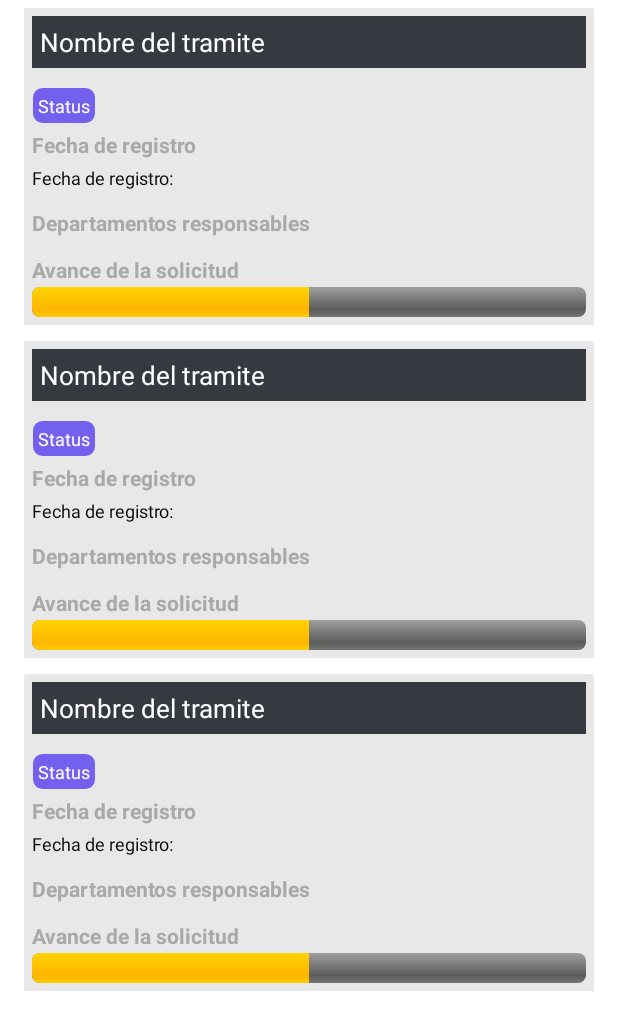
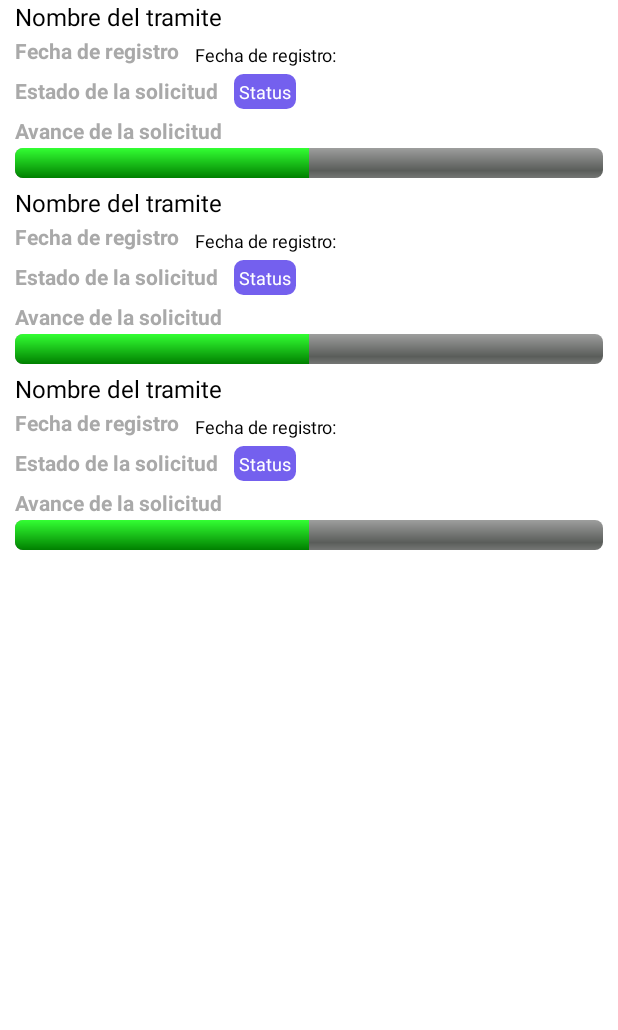
Before and after one commit to csanchez/proyectoAndroid, an Android app: the layout fragment_solicitudes_list.xml on its own in the app's theme, with its tools: preview values and no code run, on a phone screen of 412 x 824 dp. Shown: the top 1030 px of the screen. Run offline under Robolectric (Android 15) with nearby library versions, the phone set to English and light mode, and no system bars.

Commit message:
Se cambiaron los estilos de la lista de solicitudes

```diff
--- a/app/src/main/java/com/example/iisapp/data/model/Solicitud.kt
+++ b/app/src/main/java/com/example/iisapp/data/model/Solicitud.kt
@@ -10,5 +10,10 @@ data class Solicitud(
     @SerializedName("status") var status: String,
     @SerializedName("tramiteUserId") var tramiteUserId: String,
     @SerializedName("startedAt") var startedAt: String,
-    @SerializedName("current_tramite_step_user") var currentStep: Step
+    @SerializedName("current_tramite_step_user") var currentStep: Step,
+    @SerializedName("totalSteps") var totalSteps: Int,
+    @SerializedName("currentStep") var currentStepNumber: Int,
+    @SerializedName("progress") var progress: Int,
+
+
 )
--- a/app/src/main/java/com/example/iisapp/ui/solicitudes/SolicitudesFragment.kt
+++ b/app/src/main/java/com/example/iisapp/ui/solicitudes/SolicitudesFragment.kt
@@ -11,9 +11,11 @@ import android.view.LayoutInflater
 import android.view.View
 import android.view.ViewGroup
 import android.widget.Toast
+import androidx.core.content.ContextCompat
 import androidx.lifecycle.Observer
 import androidx.lifecycle.ViewModelProvider
 import androidx.navigation.findNavController
+import androidx.recyclerview.widget.DividerItemDecoration
 import com.example.iisapp.R
 import com.example.iisapp.databinding.FragmentTramiteItemListBinding
 import com.example.iisapp.ui.placeholder.PlaceholderContent
@@ -61,11 +63,11 @@ class SolicitudesFragment : Fragment() {
                 // Set the adapter
                 if (view is RecyclerView) {
                     with(view) {
-                        /*layoutManager = when {
-                            columnCount <= 1 -> LinearLayoutManager(context)
-                            else -> GridLayoutManager(context, columnCount)
-                        }*/
-                        // adapter = NotificationRecyclerViewAdapter(PlaceholderContent.ITEMS)
+                        val divider = DividerItemDecoration(context, DividerItemDecoration.VERTICAL)
+                        divider.setDrawable(ContextCompat.getDrawable(context,R.drawable.divider)!!)
+
+                        view.addItemDecoration(divider)
+
                         adapter = SolicitudesRecyclerViewAdapter(solicitudesState.success,
                             SolicitudesRecyclerViewAdapter.OnClickListener { position ->
                                 //Toast.makeText(context, "Click en solicitud", Toast.LENGTH_SHORT).show()
--- a/app/src/main/java/com/example/iisapp/ui/solicitudes/SolicitudesRecyclerViewAdapter.kt
+++ b/app/src/main/java/com/example/iisapp/ui/solicitudes/SolicitudesRecyclerViewAdapter.kt
@@ -1,8 +1,10 @@
 package com.example.iisapp.ui.solicitudes
 
+import android.util.Log
 import androidx.recyclerview.widget.RecyclerView
 import android.view.LayoutInflater
 import android.view.ViewGroup
+import android.widget.ProgressBar
 import android.widget.TextView
 import androidx.recyclerview.widget.LinearLayoutManager
 import com.example.iisapp.data.model.Solicitud
@@ -44,10 +46,7 @@ class SolicitudesRecyclerViewAdapter(private val values: List<Solicitud>, privat
         val statusView = binding.status as TextView
         val nameView = binding.name as TextView
         val startedAtView = binding.startedAt as TextView
-
-
-        //val context = binding.root.context
-        //val departmentsList: RecyclerView = binding.tramiteItemListDepartment
+        val progressBar = binding.progressBar as ProgressBar
 
 
 
@@ -56,9 +55,12 @@ class SolicitudesRecyclerViewAdapter(private val values: List<Solicitud>, privat
             statusView.text = solicitud.status
             nameView.text = solicitud.tramiteName
             startedAtView.text = solicitud.startedAt
-            //descripcionView.text = tramite.descripcion
-            //departmentsList.layoutManager = LinearLayoutManager(context, LinearLayoutManager.HORIZONTAL,false)
-            //departmentsList.adapter = TramiteDepartmentsRecyclerViewAdapter(tramite.departments)
+
+            progressBar.progress = solicitud.progress
+
+            Log.d("Solicitudes",solicitud.totalSteps.toString())
+            Log.d("Solicitudes",solicitud.currentStepNumber.toString())
+            Log.d("Solicitudes",solicitud.progress.toString())
         }
 
 
--- /dev/null
+++ b/app/src/main/res/drawable/greenprogress.xml
@@ -0,0 +1,40 @@
+<?xml version="1.0" encoding="utf-8"?>
+<layer-list xmlns:android="http://schemas.android.com/apk/res/android">
+    <item android:id="@android:id/background">
+        <shape>
+            <corners android:radius="5dip" />
+            <gradient
+                android:angle="270"
+                android:centerColor="#ff5a5d5a"
+                android:centerY="0.75"
+                android:endColor="#ff747674"
+                android:startColor="#ff9d9e9d" />
+        </shape>
+    </item>
+
+    <item android:id="@android:id/secondaryProgress">
+        <clip>
+            <shape>
+                <corners android:radius="5dip" />
+                <gradient
+                    android:angle="270"
+                    android:centerColor="#80ffb600"
+                    android:centerY="0.75"
+                    android:endColor="#a0ffcb00"
+                    android:startColor="#80ffd300" />
+            </shape>
+        </clip>
+    </item>
+    <item android:id="@android:id/progress">
+        <clip>
+            <shape>
+                <corners android:radius="5dip" />
+                <gradient
+                    android:angle="270"
+                    android:endColor="#008000"
+                    android:startColor="#33FF33" />
+            </shape>
+        </clip>
+    </item>
+
+</layer-list>
--- a/app/src/main/res/layout/fragment_notification_list.xml
+++ b/app/src/main/res/layout/fragment_notification_list.xml
@@ -6,43 +6,16 @@
     android:layout_height="match_parent"
     tools:context=".ui.notifications.NotificationsFragment">
 
-    <!-- <FrameLayout
-        android:layout_width="fill_parent"
-        android:layout_height="fill_parent"
-        app:layout_constraintLeft_toLeftOf="parent"
-        app:layout_constraintRight_toRightOf="parent"
-        app:layout_constraintTop_toTopOf="parent">
-        <FrameLayout
-            android:layout_width="fill_parent"
-            android:layout_height="wrap_content"
-            android:layout_gravity="center_vertical"
-            >
-            <ProgressBar
-                android:id="@+id/app_progress_bar"
-                android:layout_width="100dp"
-                android:layout_height="100dp"
-
-                android:layout_gravity="center_horizontal"
-                android:indeterminate="true"
-                android:visibility="visible"
-                anima
-                />
-        </FrameLayout>
 
 
-    </FrameLayout> -->
-
-    <androidx.recyclerview.widget.RecyclerView xmlns:android="http://schemas.android.com/apk/res/android"
-        xmlns:app="http://schemas.android.com/apk/res-auto"
-        xmlns:tools="http://schemas.android.com/tools"
+    <androidx.recyclerview.widget.RecyclerView
         android:id="@+id/notifications_list"
         android:name="com.example.iisapp.ui.notifications.NotificationsFragment"
         android:layout_width="match_parent"
         android:layout_height="match_parent"
-        android:layout_marginLeft="16dp"
-        android:layout_marginRight="16dp"
+        android:divider="#ec1886"
+
         app:layoutManager="LinearLayoutManager"
-
-        tools:listitem="@layout/fragment_notification_item_list"
-        android:divider="#ec1886"/>
+        app:layout_constraintStart_toStartOf="parent"
+        tools:listitem="@layout/fragment_notification_item_list" />
 </androidx.constraintlayout.widget.ConstraintLayout>
--- a/app/src/main/res/layout/fragment_solicitud_item_list.xml
+++ b/app/src/main/res/layout/fragment_solicitud_item_list.xml
@@ -1,3 +1,115 @@
+<?xml version="1.0" encoding="utf-8"?>
+<LinearLayout xmlns:android="http://schemas.android.com/apk/res/android"
+    xmlns:app="http://schemas.android.com/apk/res-auto"
+    android:layout_width="match_parent"
+    android:layout_height="wrap_content"
+    xmlns:tools="http://schemas.android.com/tools"
+    android:orientation="vertical"
+    android:paddingLeft="10dp"
+    android:paddingRight="10dp"
+    android:paddingBottom="5dp"
+    >
+
+    <TextView
+        android:id="@+id/name"
+        android:layout_width="fill_parent"
+        android:layout_height="wrap_content"
+        android:text="Nombre del tramite"
+        android:textColor="@color/black"
+        android:textSize="@dimen/title_text_size" />
+
+
+
+    <LinearLayout
+        android:layout_width="match_parent"
+        android:layout_height="wrap_content"
+        android:orientation="horizontal"
+        android:layout_marginBottom="2dp"
+        android:layout_marginTop="2dp">
+
+        <TextView
+            android:layout_width="wrap_content"
+            android:layout_height="wrap_content"
+            android:maxLines="1"
+            android:text="@string/started_at"
+            android:textColor="@color/iis_label"
+            android:textSize="@dimen/iis_label_size"
+            android:textStyle="bold"
+            android:layout_marginRight="10dp"
+            />
+
+        <TextView
+            android:id="@+id/startedAt"
+            android:layout_width="wrap_content"
+            android:layout_height="wrap_content"
+            android:text="Fecha de registro:"
+            android:textSize="12dp"
+            android:layout_marginBottom="2dp"
+            android:layout_marginTop="2dp"
+            android:textColor="@color/black"/>
+    </LinearLayout>
+
+    <LinearLayout
+        android:layout_width="match_parent"
+        android:layout_height="wrap_content"
+        android:orientation="horizontal"
+        android:layout_marginBottom="2dp"
+        android:layout_marginTop="2dp">
+
+        <TextView
+            android:layout_width="wrap_content"
+            android:layout_height="wrap_content"
+            android:maxLines="1"
+            android:text="@string/tramite_status"
+            android:textColor="@color/iis_label"
+            android:textSize="@dimen/iis_label_size"
+            android:textStyle="bold"
+            android:layout_marginRight="10dp"
+            />
+
+        <TextView
+            android:id="@+id/status"
+            android:layout_width="wrap_content"
+            android:layout_height="wrap_content"
+            android:background="@drawable/badge_primary"
+            android:text="Status"
+            android:layout_marginRight="10dp"
+            android:textColor="@color/white"
+            android:textSize="12dp"/>
+
+    </LinearLayout>
+
+
+
+
+    <TextView
+        android:layout_width="wrap_content"
+        android:layout_height="wrap_content"
+        android:maxLines="1"
+        android:text="@string/solicitudes_progress"
+        android:textAppearance="?attr/textAppearanceListItem"
+        android:textColor="@color/iis_label"
+        android:textSize="14dp"
+        android:textStyle="bold"
+        android:layout_marginBottom="2dp"
+        android:layout_marginTop="2dp"/>
+
+    <ProgressBar
+        android:id="@+id/progressBar"
+        style="@android:style/Widget.ProgressBar.Horizontal"
+        android:layout_width="fill_parent"
+        android:layout_height="wrap_content"
+        android:indeterminate="false"
+        android:progressDrawable="@drawable/greenprogress"
+        android:max="100"
+        android:progress="50" />
+
+
+</LinearLayout>
+
+
+<!--
+
 <?xml version="1.0" encoding="utf-8"?>
 <LinearLayout xmlns:android="http://schemas.android.com/apk/res/android"
     xmlns:app="http://schemas.android.com/apk/res-auto"
@@ -5,8 +117,6 @@
     android:layout_height="wrap_content"
     xmlns:tools="http://schemas.android.com/tools"
     android:orientation="horizontal"
-    android:paddingTop="5dp"
-    android:paddingBottom="5dp"
     >
 
 
@@ -120,39 +230,15 @@
                     android:max="100"
                     android:progress="50" />
 
-                <!-- <View
-                    android:layout_width="fill_parent"
-                    android:layout_height="1dp"
-                    android:background="@android:color/darker_gray"
-                    android:paddingTop="100dp"/>
-                <TextView
-
-                    android:layout_width="wrap_content"
-                    android:layout_height="wrap_content"
-                    android:maxLines="1"
-                    android:text="@string/tramite_departments"
-                    android:textAppearance="?attr/textAppearanceListItem"
-                    android:textColor="#000"
-                    android:textSize="14dp"
-                    android:textStyle="bold"
-                    android:layout_marginBottom="10dp"
-                    android:layout_marginTop="10dp"/>
-
-                <androidx.recyclerview.widget.RecyclerView
-                    android:id="@+id/tramite_item_list_department"
-                    app:layoutManager="LinearLayoutManager"
-                    tools:listitem="@layout/fragment_tramite_item_list_department"
-                    android:orientation="horizontal"
-                    android:layout_width="match_parent"
-                    android:layout_height="wrap_content"
 
 
-                    /> -->
-
-            </LinearLayout>
-        </LinearLayout>
+    </LinearLayout>
+    </LinearLayout>
 
     </androidx.cardview.widget.CardView>
 
 
-</LinearLayout>
+    </LinearLayout>
+
+
+-->
--- a/app/src/main/res/layout/fragment_solicitudes_list.xml
+++ b/app/src/main/res/layout/fragment_solicitudes_list.xml
@@ -7,8 +7,6 @@
         android:name="com.example.iisapp.ui.SolicitudesFragment"
         android:layout_width="match_parent"
         android:layout_height="match_parent"
-        android:layout_marginLeft="16dp"
-        android:layout_marginRight="16dp"
         app:layoutManager="LinearLayoutManager"
         tools:context=".ui.solicitudes.SolicitudesFragment"
         tools:listitem="@layout/fragment_solicitud_item_list"/>
--- a/app/src/main/res/layout/fragment_tramite_list.xml
+++ b/app/src/main/res/layout/fragment_tramite_list.xml
@@ -8,7 +8,7 @@
     android:name="com.example.iisapp.ui.tramites.TramiteFragment"
     android:layout_width="match_parent"
     android:layout_height="match_parent"
-    android:layout_margin="10dp"
+
     app:layoutManager="LinearLayoutManager"
     tools:context=".ui.tramites.TramitesFragment"
     tools:listitem="@layout/fragment_tramite_item_list"
--- a/app/src/main/res/values/dimens.xml
+++ b/app/src/main/res/values/dimens.xml
@@ -16,8 +16,8 @@
     <dimen name="icon_star">25dp</dimen>
     <dimen name="icon_text">22dp</dimen>
     <dimen name="timestamp">12dp</dimen>
-    <dimen name="normal_text_size">12dp</dimen>
+    <dimen name="normal_text_size">14dp</dimen>
     <dimen name="title_text_size">16dp</dimen>
 
-    <dimen name="iis_label_size">12dp</dimen>
+    <dimen name="iis_label_size">14dp</dimen>
 </resources>
--- a/app/src/main/res/values/strings.xml
+++ b/app/src/main/res/values/strings.xml
@@ -85,6 +85,7 @@
     <string name="solicitudes_progress">Avance de la solicitud</string>
 
 
+    <string name="tramite_status">Estado de la solicitud</string>
     <string name="current_step">Etapa actual</string>
     <string name="started_at">Fecha de registro</string>
 
```
